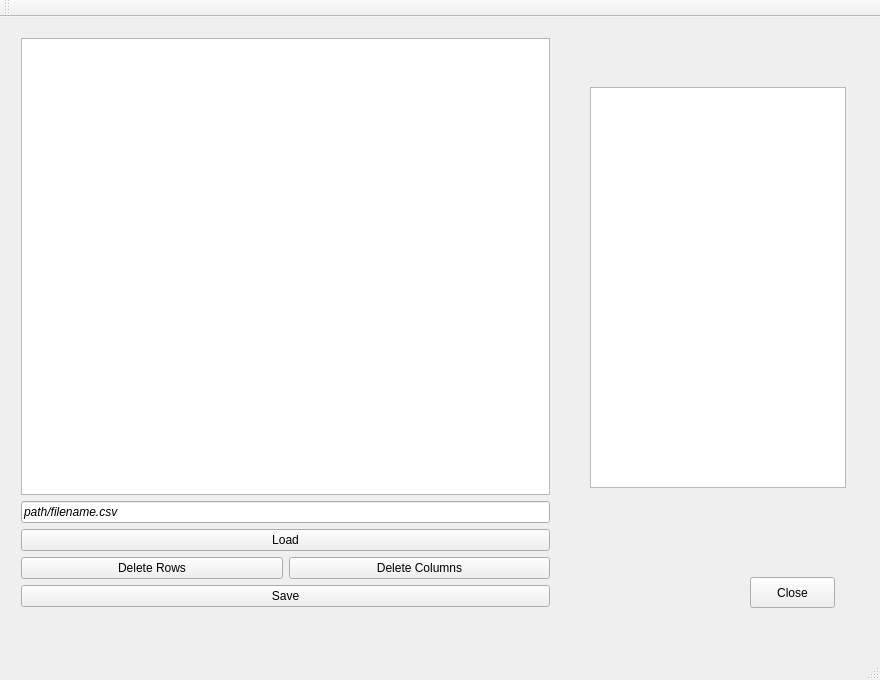
This is PartialCode/csvFiles/mainwindow.ui in jeantm/ProjectFADTTS as Qt 5 draws it before an edit. The edited form follows.
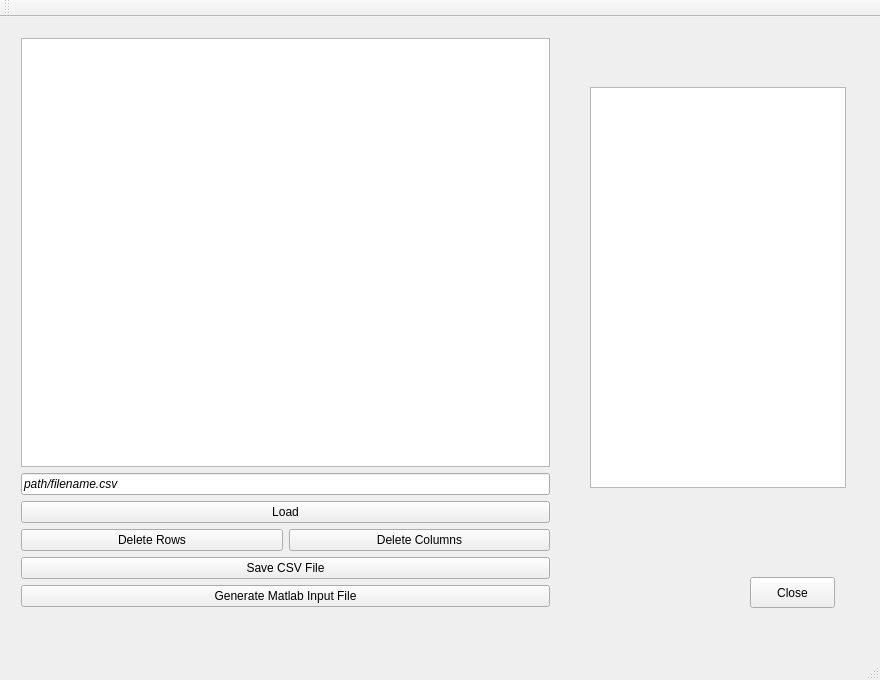
This is the edited form.

What changed in the file:
```diff
--- a/PartialCode/csvFiles/mainwindow.ui
+++ b/PartialCode/csvFiles/mainwindow.ui
@@ -86,7 +86,14 @@
        <item>
         <widget class="QPushButton" name="pushButton_Save">
          <property name="text">
-          <string>Save</string>
+          <string>Save CSV File</string>
+         </property>
+        </widget>
+       </item>
+       <item>
+        <widget class="QPushButton" name="pushButton_GenerateMatlabInput">
+         <property name="text">
+          <string>Generate Matlab Input File</string>
          </property>
         </widget>
        </item>
```
